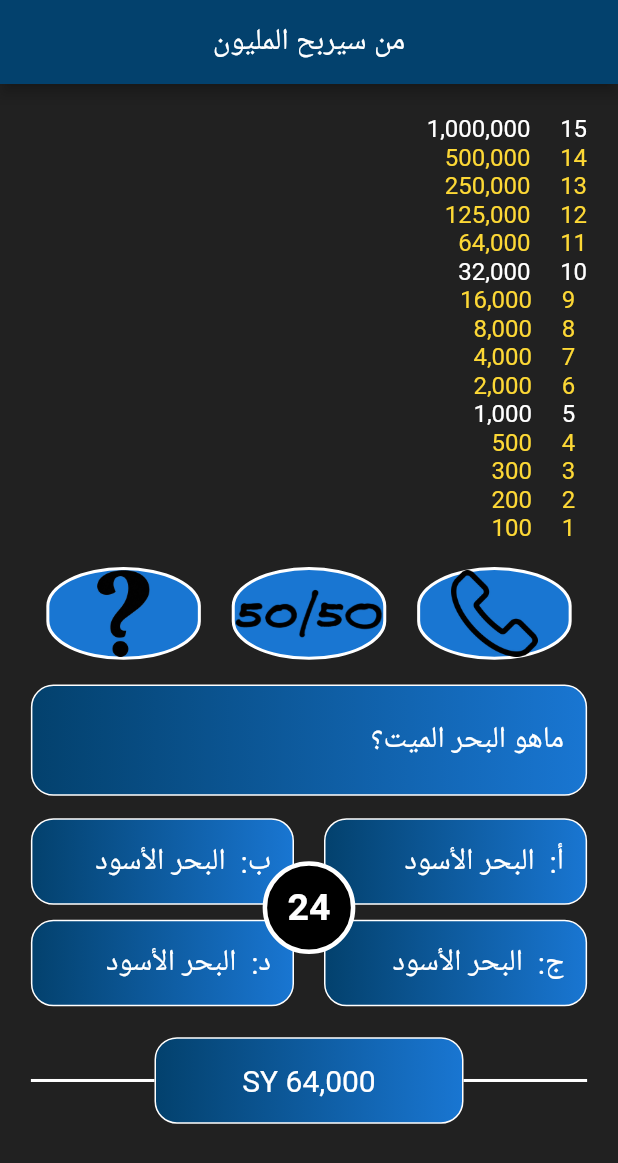
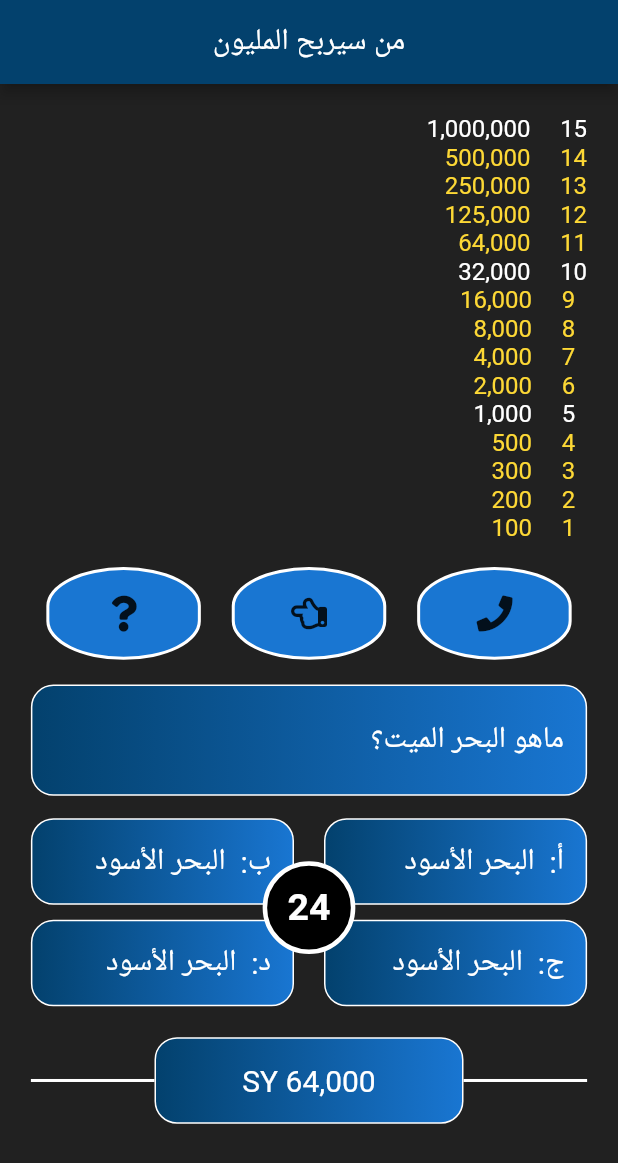
Before and after one commit to ahmadaldali/whoWillWinMillion, a Flutter app: the screen it shows after launch, on a phone screen of 412 x 824 dp. Shown: the top 1163 px of the screen. Run offline on Flutter 3.47's test engine with Material 2 defaults, Android fonts, the phone set to English and light mode, and no system bars; our stand-ins replace font_awesome_flutter.

Commit message:
add icons instead of images

```diff
--- a/lib/components/help.dart
+++ b/lib/components/help.dart
@@ -1,4 +1,5 @@
 import 'package:flutter/material.dart';
+import 'package:font_awesome_flutter/font_awesome_flutter.dart';
 
 // ignore: must_be_immutable
 class HelpEclipse extends StatelessWidget {
@@ -19,7 +20,14 @@ class HelpEclipse extends StatelessWidget {
           border: Border.all(color: Colors.white, width: 2),
           borderRadius: new BorderRadius.all(Radius.elliptical(100, 50)),
         ),
-          child: Image.asset('assets/' + ty + '.png')),
+        child: Center(
+          child: (ty == 'mark')
+              ? FaIcon(FontAwesomeIcons.question)
+              : ((ty == 'tele')
+                  ? FaIcon(FontAwesomeIcons.phone)
+                  : FaIcon(FontAwesomeIcons.handPointLeft)),
+        ),
+      ),
     );
   }
 }
```
Lines whose indentation alone changed are shown as unchanged.
